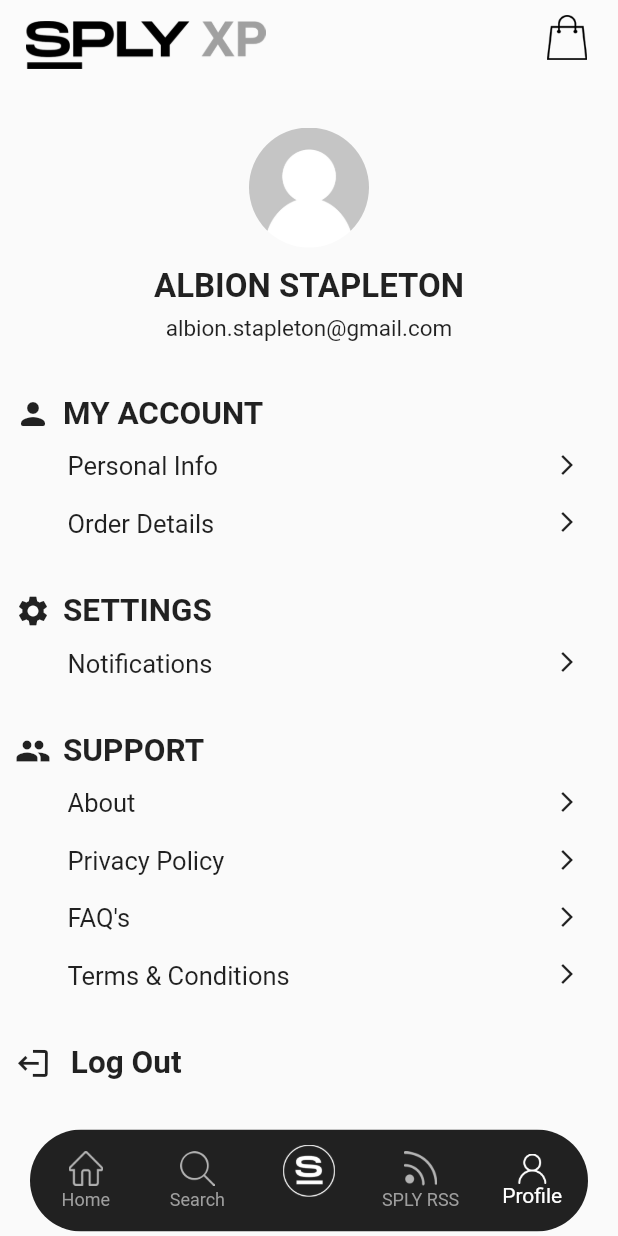
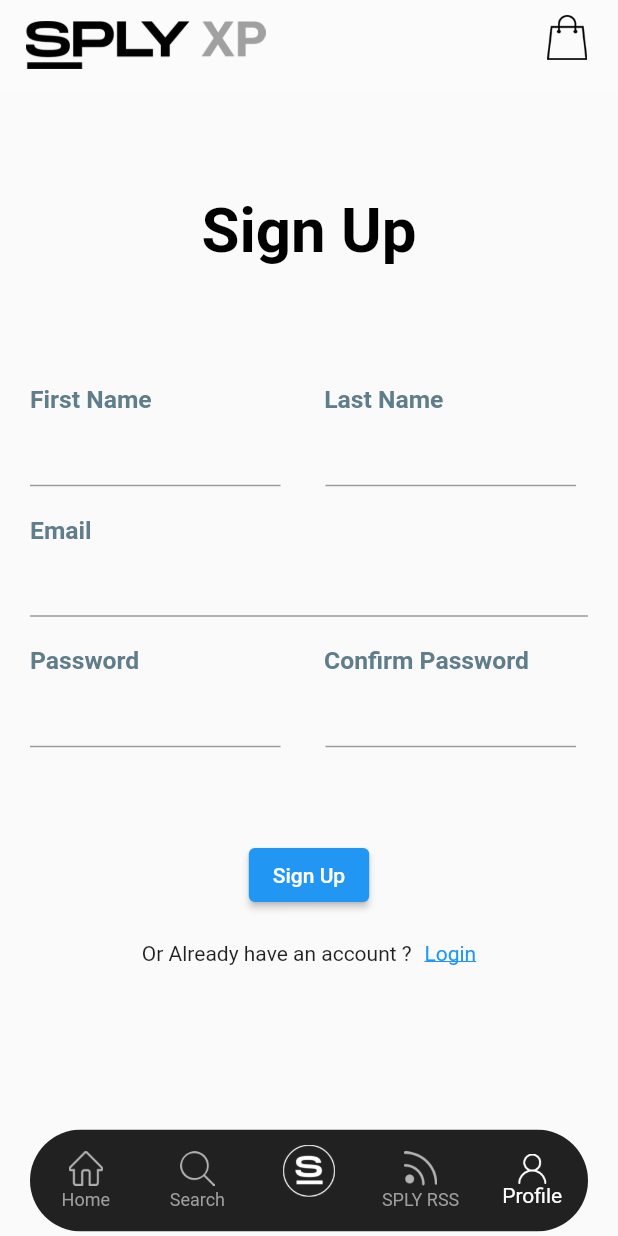
Before and after one commit to ZohaibAlvi98/appFrontend, a Flutter app: the screen it shows after launch, item 5 of the bottom bar chosen, on a phone screen of 412 x 824 dp. Run offline on Flutter 3.47's test engine with Material 2 defaults, Android fonts, the phone set to English and light mode, and no system bars; our stand-ins replace carousel_slider, chewie, country_code_picker, image_picker, video_player, youtube_player_iframe.

Commit message:
added things

```diff
--- a/lib/bottomNav.dart
+++ b/lib/bottomNav.dart
@@ -6,6 +6,7 @@ import 'views/home.dart';
 import 'views/search/search.dart';
 import 'views/profile.dart';
 import 'views/sply-network.dart';
+import './views/auth/signup/signup.dart';
 
 class BottomNav extends StatefulWidget {
   @override
@@ -26,7 +27,7 @@ class _BottomNavState extends State<BottomNav> {
     Search(),
     ChatList(),
     SplyNetwork(),
-    Profile()
+    Signup()
   ];
   @override
   Widget build(BuildContext context) {
--- /dev/null
+++ b/lib/views/auth/signup/signup.dart
@@ -0,0 +1,178 @@
+import 'package:flutter/material.dart';
+import '../../../widgets/innerAppBar.dart';
+import '../login/login.dart';
+
+class Signup extends StatelessWidget {
+  @override
+  Widget build(BuildContext context) {
+    double size =
+        MediaQuery.of(context).size.height - MediaQuery.of(context).padding.top;
+    double width = MediaQuery.of(context).size.width;
+    return Scaffold(
+        body: SingleChildScrollView(
+      child: Column(
+        children: [
+          Column(mainAxisAlignment: MainAxisAlignment.start, children: [
+            Text("Sign Up",
+                style: TextStyle(
+                    height: size * 0.004,
+                    color: Colors.black,
+                    fontSize: width * 0.1,
+                    fontWeight: FontWeight.w700)),
+            SizedBox(
+              height: size * 0.05,
+            ),
+            oppositeTextfields('First Name', width, 'signup', 'Last Name'),
+            SizedBox(
+              height: 20,
+            ),
+            usernameTextField('Email', size, width, 'signup'),
+            oppositeTextfields(
+                'Password', width, 'signup', '  Confirm Password'),
+            SizedBox(
+              height: 20,
+            ),
+            SizedBox(
+              height: size * 0.05,
+            ),
+            Center(
+              child: ElevatedButton(
+                onPressed: () {
+                  // Navigate back to first route when tapped.
+                  // Navigator.pop(context);
+                },
+                child: Text('Sign Up'),
+              ),
+            ),
+          ]),
+          Row(
+            crossAxisAlignment: CrossAxisAlignment.end,
+            mainAxisAlignment: MainAxisAlignment.center,
+            children: [
+              Text('Or Already have an account ? '),
+              Padding(
+                  padding: EdgeInsets.fromLTRB(5, 20, 0, 0),
+                  child: GestureDetector(
+                      child: Text("Login",
+                          style: TextStyle(
+                              decoration: TextDecoration.underline,
+                              color: Colors.blue)),
+                      onTap: () => Navigator.push(
+                            context,
+                            PageRouteBuilder(
+                              pageBuilder: (c, a1, a2) => Login(),
+                              transitionsBuilder: (c, anim, a2, child) =>
+                                  FadeTransition(opacity: anim, child: child),
+                              transitionDuration: Duration(milliseconds: 2),
+                            ),
+                          ))),
+            ],
+          ),
+          SizedBox(
+            height: 20,
+          ),
+        ],
+      ),
+    ));
+  }
+}
+
+Widget oppositeTextfields(label, width, page, label2) {
+  return Padding(
+    padding: EdgeInsets.fromLTRB(20, 20, 20, 0),
+    child: Column(
+      crossAxisAlignment: CrossAxisAlignment.start,
+      children: [
+        Row(
+          // mainAxisAlignment: MainAxisAlignment.spaceBetween,
+          children: [
+            Text(
+              label,
+              style: TextStyle(
+                  fontSize: width * 0.04,
+                  fontWeight: FontWeight.w700,
+                  color: Colors.blueGrey),
+            ),
+            SizedBox(
+              width: 115,
+            ),
+            Text(
+              label2,
+              style: TextStyle(
+                  fontSize: width * 0.04,
+                  fontWeight: FontWeight.w700,
+                  color: Colors.blueGrey),
+            ),
+          ],
+        ),
+        Padding(
+          padding: EdgeInsets.only(left: 0.0, right: 8),
+          child: Row(
+            mainAxisAlignment: MainAxisAlignment.spaceBetween,
+            children: <Widget>[
+              new Flexible(
+                  child: new TextField(
+                      decoration: InputDecoration(
+                          contentPadding:
+                              EdgeInsets.only(left: 20, right: 5)))),
+              SizedBox(
+                width: 30,
+              ),
+              new Flexible(
+                child: new TextField(
+                    decoration: InputDecoration(
+                        contentPadding: EdgeInsets.only(left: 20, right: 5))),
+              ),
+              // if (label == 'Password' && page == 'signup')
+              //   TextFormField(
+              //     decoration: InputDecoration(
+              //         helperText: '* Password should greater than 6 characters',
+              //         helperStyle: TextStyle(color: Colors.red),
+              //         focusedBorder: UnderlineInputBorder(
+              //             borderSide: BorderSide(color: Colors.black87, width: 2))),
+              //   ),
+              // if (label != 'Password' || page == 'login')
+              //   TextFormField(
+              //     decoration: InputDecoration(
+              //         focusedBorder: UnderlineInputBorder(
+              //             borderSide: BorderSide(color: Colors.black87, width: 2))),
+              //   ),
+            ],
+          ),
+        ),
+      ],
+    ),
+  );
+}
+
+Widget usernameTextField(String label, size, width, String page) {
+  return Padding(
+    padding: EdgeInsets.symmetric(horizontal: 20.0),
+    child: Column(
+      crossAxisAlignment: CrossAxisAlignment.start,
+      children: [
+        Text(
+          label,
+          style: TextStyle(
+              fontSize: width * 0.04,
+              fontWeight: FontWeight.w700,
+              color: Colors.blueGrey),
+        ),
+        if (label == 'Password' && page == 'signup')
+          TextFormField(
+            decoration: InputDecoration(
+                helperText: '* Password should greater than 6 characters',
+                helperStyle: TextStyle(color: Colors.red),
+                focusedBorder: UnderlineInputBorder(
+                    borderSide: BorderSide(color: Colors.black87, width: 2))),
+          ),
+        if (label != 'Password' || page == 'login')
+          TextFormField(
+            decoration: InputDecoration(
+                focusedBorder: UnderlineInputBorder(
+                    borderSide: BorderSide(color: Colors.black87, width: 2))),
+          ),
+      ],
+    ),
+  );
+}
--- a/lib/views/s-plyrs/channel/channel.dart
+++ b/lib/views/s-plyrs/channel/channel.dart
@@ -337,7 +337,7 @@ class _ChannelState extends State<Channel> {
                               ? MediaQuery.of(context).size.width /
                                   (MediaQuery.of(context).size.height / 1.49)
                               : MediaQuery.of(context).size.width /
-                                  (MediaQuery.of(context).size.height / 1.23),
+                                  (MediaQuery.of(context).size.height / 1.17),
                         ),
                         // scrollDirection: Axis.vertical,
                         itemCount: 6,
@@ -346,7 +346,7 @@ class _ChannelState extends State<Channel> {
                             children: [
                               style(context, 'assets/images/styles/style3.jpg'),
                               SizedBox(
-                                height: 10,
+                                height: 30,
                               ),
                               // style(context, 'assets/images/styles/styles4.jpg'),
                               // SizedBox(
@@ -529,7 +529,7 @@ Widget story(context) {
                           ),
                           stories,
                           SizedBox(
-                            height: 25,
+                            height: 35,
                           )
                         ],
                       ),
--- a/lib/views/vendor-channel/stylist-channel.dart
+++ b/lib/views/vendor-channel/stylist-channel.dart
@@ -369,7 +369,7 @@ class _StylistChannelState extends State<StylistChannel> {
                               ? MediaQuery.of(context).size.width /
                                   (MediaQuery.of(context).size.height / 1.49)
                               : MediaQuery.of(context).size.width /
-                                  (MediaQuery.of(context).size.height / 1.23),
+                                  (MediaQuery.of(context).size.height / 1.17),
                         ),
                         // scrollDirection: Axis.vertical,
                         itemCount: 6,
@@ -402,7 +402,7 @@ class _StylistChannelState extends State<StylistChannel> {
                               ? MediaQuery.of(context).size.width /
                                   (MediaQuery.of(context).size.height / 1.49)
                               : MediaQuery.of(context).size.width /
-                                  (MediaQuery.of(context).size.height / 1.23),
+                                  (MediaQuery.of(context).size.height / 1.18),
                         ),
                         itemCount: 6,
                         itemBuilder: (context, index) {
```
Also changed, not shown: lib/views/auth/login/login.dart (added, +77 -0 lines).
